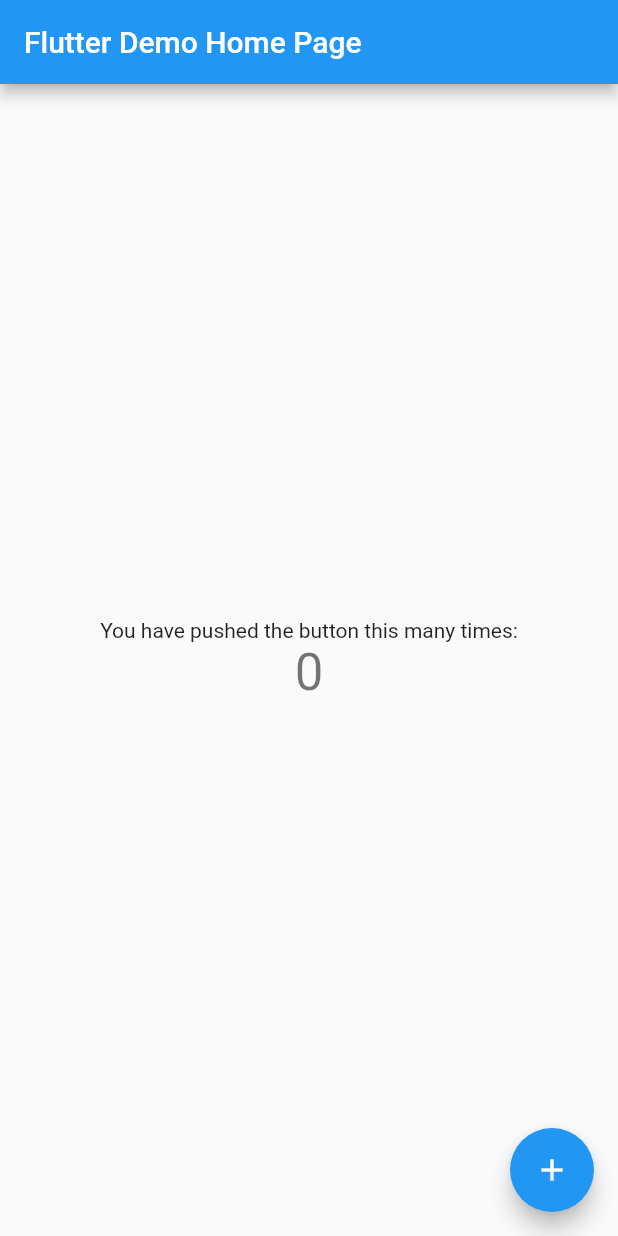
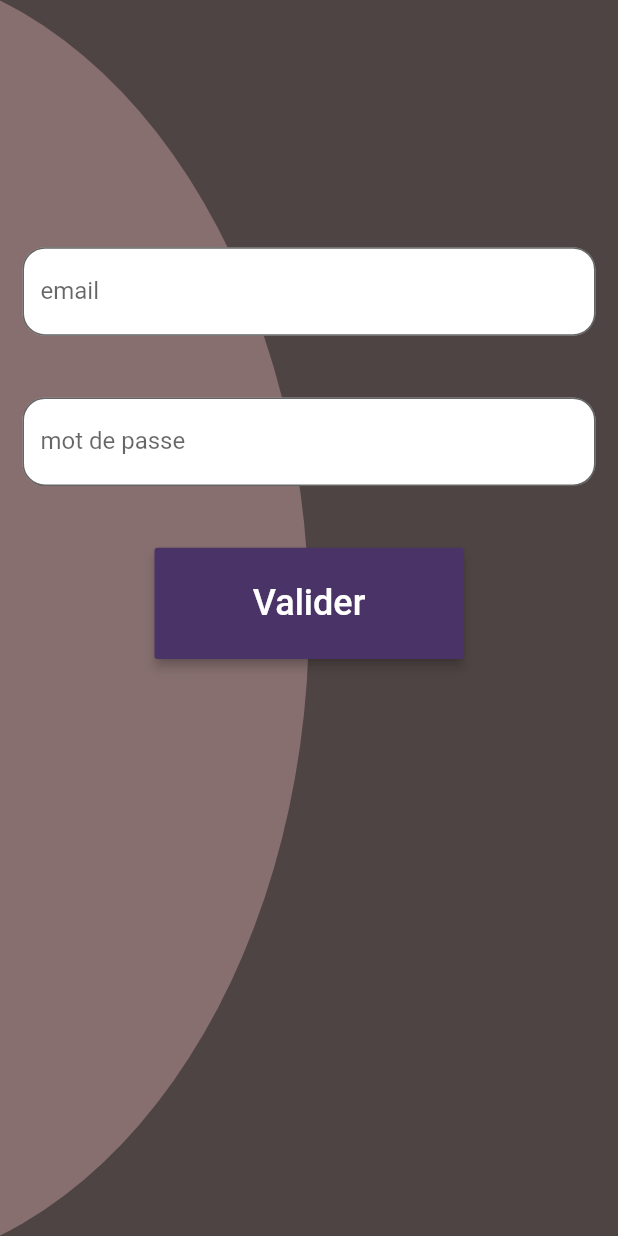
Before and after one commit to rtbouahigouya/contact, a Flutter app: the screen it shows after launch, on a phone screen of 412 x 824 dp. Run offline on Flutter 3.47's test engine with Material 2 defaults, Android fonts, the phone set to English and light mode, and no system bars.

Commit message:
widget home est cree

```diff
--- /dev/null
+++ b/lib/CONSTANT/couleur.dart
@@ -0,0 +1,8 @@
+import 'package:flutter/material.dart';
+
+const Color maron1 = Color(0xFF876F6F);
+
+const maron = Color(0xFF4F4444);
+const bleu = Colors.blue;
+const btncolor = Color(0xFF4A3367);
+const btnvalider = Color(0xFF3DC653);
--- /dev/null
+++ b/lib/CUSTOMWIDGET/backgroundwidget.dart
@@ -0,0 +1,27 @@
+import 'package:contact/CONSTANT/couleur.dart';
+import 'package:flutter/material.dart';
+import 'dart:math' as math;
+
+class BackgroundPaint extends CustomPainter {
+  @override
+  void paint(Canvas canvas, Size size) {
+    final rectPaint = Paint()..color = maron;
+    final ovalPaint = Paint()
+      ..color = maron1
+      ..style = PaintingStyle.fill; //maron1;
+
+    canvas.drawRect(Rect.largest, rectPaint);
+
+    double L = size.width;
+    double l = size.height;
+    var a = Offset(-L, -l * .03);
+    var b = Offset(L * .5, 1.03 * l);
+    canvas.drawArc(
+        Rect.fromPoints(a, b), math.pi / 2, -math.pi, true, ovalPaint);
+  }
+
+  @override
+  bool shouldRepaint(covariant CustomPainter oldDelegate) {
+    return false;
+  }
+}
--- /dev/null
+++ b/lib/SCREEN/home.dart
@@ -0,0 +1,98 @@
+import 'package:contact/CONSTANT/couleur.dart';
+import 'package:contact/CUSTOMWIDGET/backgroundwidget.dart';
+import 'package:flutter/material.dart';
+
+class Home extends StatefulWidget {
+  @override
+  _HomeState createState() => _HomeState();
+}
+
+class _HomeState extends State<Home> {
+  final formKey = GlobalKey<FormState>();
+  double H, W;
+  String _email = '', _password = '';
+
+  @override
+  Widget build(BuildContext context) {
+    H = MediaQuery.of(context).size.height;
+    W = MediaQuery.of(context).size.width;
+    return Scaffold(
+      body: Container(
+        height: H,
+        width: W,
+        child: CustomPaint(
+          painter: BackgroundPaint(),
+          child: SingleChildScrollView(
+            child: Form(
+              key: formKey,
+              child: Padding(
+                padding:
+                    const EdgeInsets.symmetric(horizontal: 15, vertical: 0),
+                child: Column(
+                  children: [
+                    SizedBox(
+                      height: H * .2,
+                    ),
+                    TextFormField(
+                      validator: (value) =>
+                          !value.contains('@') ? 'email invalide' : null,
+                      onSaved: (newValue) => _email = newValue,
+                      decoration: InputDecoration(
+                          labelText: 'email',
+                          fillColor: Colors.white,
+                          filled: true,
+                          border: OutlineInputBorder(
+                              borderRadius: BorderRadius.circular(15))),
+                    ),
+                    SizedBox(
+                      height: H * .05,
+                    ),
+                    TextFormField(
+                      validator: (value) =>
+                          value.length < 6 ? 'mot de passe court' : null,
+                      onSaved: (newValue) => _password = newValue,
+                      obscureText: true,
+                      decoration: InputDecoration(
+                          labelText: 'mot de passe',
+                          fillColor: Colors.white,
+                          filled: true,
+                          border: OutlineInputBorder(
+                              borderRadius: BorderRadius.circular(15))),
+                    ),
+                    SizedBox(
+                      height: H * .05,
+                    ),
+                    Container(
+                      height: H * .09,
+                      width: W * .5,
+                      child: RaisedButton(
+                        color: btncolor,
+                        textColor: Colors.white,
+                        elevation: 3,
+                        onPressed: submit,
+                        child: Text(
+                          'Valider',
+                          style: TextStyle(fontSize: 24),
+                        ),
+                      ),
+                    )
+                  ],
+                ),
+              ),
+            ),
+          ),
+        ),
+      ),
+    );
+  }
+
+  submit() {
+    if (formKey.currentState.validate()) {
+      formKey.currentState.save();
+      print(_email);
+      print(_password);
+    } else {
+      _email = _password = '';
+    }
+  }
+}
--- a/lib/main.dart
+++ b/lib/main.dart
@@ -1,4 +1,7 @@
+import 'package:contact/CONSTANT/couleur.dart';
 import 'package:flutter/material.dart';
+
+import 'SCREEN/home.dart';
 
 void main() {
   runApp(MyApp());
@@ -11,103 +14,9 @@ class MyApp extends StatelessWidget {
     return MaterialApp(
       title: 'Flutter Demo',
       theme: ThemeData(
-        // This is the theme of your application.
-        //
-        // Try running your application with "flutter run". You'll see the
-        // application has a blue toolbar. Then, without quitting the app, try
-        // changing the primarySwatch below to Colors.green and then invoke
-        // "hot reload" (press "r" in the console where you ran "flutter run",
-        // or simply save your changes to "hot reload" in a Flutter IDE).
-        // Notice that the counter didn't reset back to zero; the application
-        // is not restarted.
-        primarySwatch: Colors.blue,
+        primarySwatch: bleu,
       ),
-      home: MyHomePage(title: 'Flutter Demo Home Page'),
+      home: Home(),
     );
   }
 }
-
-class MyHomePage extends StatefulWidget {
-  MyHomePage({Key key, this.title}) : super(key: key);
-
-  // This widget is the home page of your application. It is stateful, meaning
-  // that it has a State object (defined below) that contains fields that affect
-  // how it looks.
-
-  // This class is the configuration for the state. It holds the values (in this
-  // case the title) provided by the parent (in this case the App widget) and
-  // used by the build method of the State. Fields in a Widget subclass are
-  // always marked "final".
-
-  final String title;
-
-  @override
-  _MyHomePageState createState() => _MyHomePageState();
-}
-
-class _MyHomePageState extends State<MyHomePage> {
-  int _counter = 0;
-
-  void _incrementCounter() {
-    setState(() {
-      // This call to setState tells the Flutter framework that something has
-      // changed in this State, which causes it to rerun the build method below
-      // so that the display can reflect the updated values. If we changed
-      // _counter without calling setState(), then the build method would not be
-      // called again, and so nothing would appear to happen.
-      _counter++;
-    });
-  }
-
-  @override
-  Widget build(BuildContext context) {
-    // This method is rerun every time setState is called, for instance as done
-    // by the _incrementCounter method above.
-    //
-    // The Flutter framework has been optimized to make rerunning build methods
-    // fast, so that you can just rebuild anything that needs updating rather
-    // than having to individually change instances of widgets.
-    return Scaffold(
-      appBar: AppBar(
-        // Here we take the value from the MyHomePage object that was created by
-        // the App.build method, and use it to set our appbar title.
-        title: Text(widget.title),
-      ),
-      body: Center(
-        // Center is a layout widget. It takes a single child and positions it
-        // in the middle of the parent.
-        child: Column(
-          // Column is also a layout widget. It takes a list of children and
-          // arranges them vertically. By default, it sizes itself to fit its
-          // children horizontally, and tries to be as tall as its parent.
-          //
-          // Invoke "debug painting" (press "p" in the console, choose the
-          // "Toggle Debug Paint" action from the Flutter Inspector in Android
-          // Studio, or the "Toggle Debug Paint" command in Visual Studio Code)
-          // to see the wireframe for each widget.
-          //
-          // Column has various properties to control how it sizes itself and
-          // how it positions its children. Here we use mainAxisAlignment to
-          // center the children vertically; the main axis here is the vertical
-          // axis because Columns are vertical (the cross axis would be
-          // horizontal).
-          mainAxisAlignment: MainAxisAlignment.center,
-          children: <Widget>[
-            Text(
-              'You have pushed the button this many times:',
-            ),
-            Text(
-              '$_counter',
-              style: Theme.of(context).textTheme.headline4,
-            ),
-          ],
-        ),
-      ),
-      floatingActionButton: FloatingActionButton(
-        onPressed: _incrementCounter,
-        tooltip: 'Increment',
-        child: Icon(Icons.add),
-      ), // This trailing comma makes auto-formatting nicer for build methods.
-    );
-  }
-}
```
Also changed, not shown: 1 other file.
